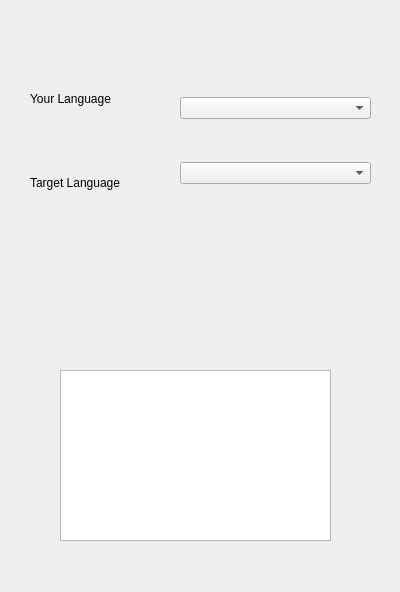
Old version of the form Thesaurus/Windows/lang_selection_window.ui in the repository Euclidis/Thesaurus.
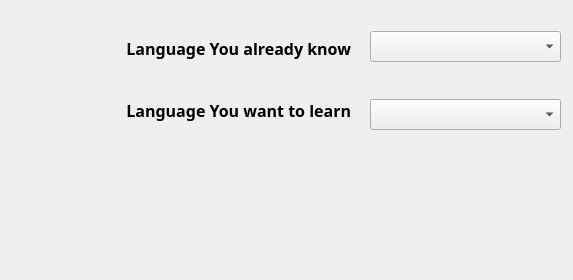
New version of the form. Custom widgets are drawn as their Qt base class.

The edit to the form file:
```diff
--- a/Thesaurus/Windows/lang_selection_window.ui
+++ b/Thesaurus/Windows/lang_selection_window.ui
@@ -6,8 +6,8 @@
    <rect>
     <x>0</x>
     <y>0</y>
-    <width>400</width>
-    <height>592</height>
+    <width>573</width>
+    <height>280</height>
    </rect>
   </property>
   <property name="windowTitle">
@@ -16,8 +16,8 @@
   <widget class="QWidget" name="verticalLayoutWidget">
    <property name="geometry">
     <rect>
-     <x>180</x>
-     <y>60</y>
+     <x>370</x>
+     <y>0</y>
      <width>191</width>
      <height>161</height>
     </rect>
@@ -25,6 +25,14 @@
    <layout class="QVBoxLayout" name="verticalLayout">
     <item>
      <widget class="QComboBox" name="comboBox">
+      <property name="font">
+       <font>
+        <family>Code Pro Light</family>
+        <pointsize>12</pointsize>
+        <weight>75</weight>
+        <bold>true</bold>
+       </font>
+      </property>
       <property name="duplicatesEnabled">
        <bool>false</bool>
       </property>
@@ -32,6 +40,14 @@
     </item>
     <item>
      <widget class="QComboBox" name="comboBox_2">
+      <property name="font">
+       <font>
+        <family>Code Pro Light</family>
+        <pointsize>12</pointsize>
+        <weight>75</weight>
+        <bold>true</bold>
+       </font>
+      </property>
       <property name="duplicatesEnabled">
        <bool>false</bool>
       </property>
@@ -39,58 +55,82 @@
     </item>
    </layout>
   </widget>
-  <widget class="QWidget" name="verticalLayoutWidget_2">
-   <property name="geometry">
-    <rect>
-     <x>30</x>
-     <y>60</y>
-     <width>141</width>
-     <height>161</height>
-    </rect>
-   </property>
-   <layout class="QVBoxLayout" name="verticalLayout_2">
-    <item>
-     <widget class="QLabel" name="label">
-      <property name="text">
-       <string>Your Language</string>
-      </property>
-     </widget>
-    </item>
-    <item>
-     <widget class="QLabel" name="label_2">
-      <property name="text">
-       <string>Target Language</string>
-      </property>
-     </widget>
-    </item>
-   </layout>
-  </widget>
   <widget class="Label" name="label_3" native="true">
    <property name="geometry">
     <rect>
-     <x>160</x>
-     <y>240</y>
+     <x>230</x>
+     <y>220</y>
      <width>71</width>
      <height>41</height>
     </rect>
    </property>
    <property name="font">
     <font>
+     <family>Code Pro Light</family>
      <pointsize>20</pointsize>
+     <weight>75</weight>
+     <bold>true</bold>
     </font>
    </property>
    <property name="text" stdset="0">
     <string>OK</string>
    </property>
   </widget>
-  <widget class="QTextEdit" name="textEdit">
+  <widget class="QLabel" name="label">
    <property name="geometry">
     <rect>
-     <x>60</x>
-     <y>370</y>
-     <width>271</width>
-     <height>171</height>
+     <x>10</x>
+     <y>10</y>
+     <width>341</width>
+     <height>76</height>
     </rect>
+   </property>
+   <property name="font">
+    <font>
+     <family>Code Pro Light</family>
+     <pointsize>12</pointsize>
+     <weight>75</weight>
+     <bold>true</bold>
+    </font>
+   </property>
+   <property name="text">
+    <string>Language You already know</string>
+   </property>
+   <property name="alignment">
+    <set>Qt::AlignRight|Qt::AlignTrailing|Qt::AlignVCenter</set>
+   </property>
+   <property name="buddy">
+    <cstring>comboBox</cstring>
+   </property>
+  </widget>
+  <widget class="QLabel" name="label_2">
+   <property name="geometry">
+    <rect>
+     <x>10</x>
+     <y>80</y>
+     <width>341</width>
+     <height>61</height>
+    </rect>
+   </property>
+   <property name="font">
+    <font>
+     <family>Code Pro Light</family>
+     <pointsize>12</pointsize>
+     <weight>75</weight>
+     <bold>true</bold>
+    </font>
+   </property>
+   <property name="text">
+    <string>Language You want to learn</string>
+   </property>
+   <property name="alignment">
+    <set>Qt::AlignRight|Qt::AlignTrailing|Qt::AlignVCenter</set>
+   </property>
+   <property name="wordWrap">
+    <bool>false</bool>
+   </property>
+   <property name="buddy">
+    <cstring>comboBox_2</cstring>
    </property>
   </widget>
  </widget>
```
